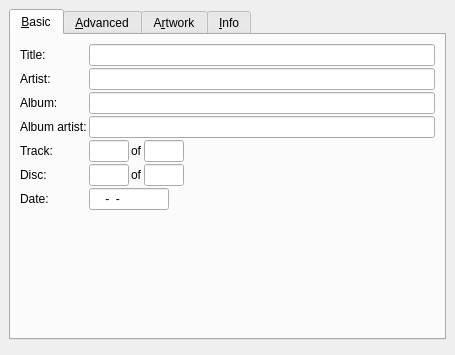
This is ui/tageditor.ui in metabrainz/picard as Qt 5 draws it before an edit. The edited form follows.
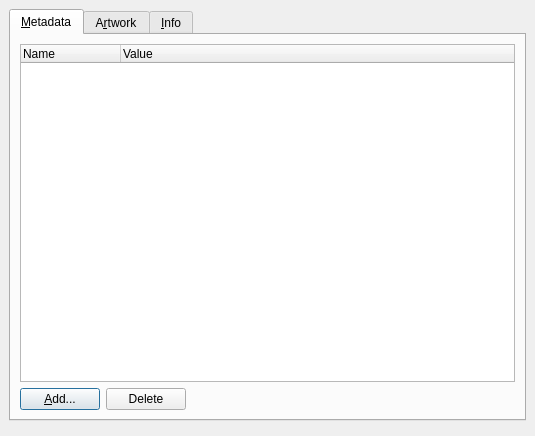
This is the edited form.

Commit message: * Removed "Basic" tab from the "Details" window, "Advanced" tab renamed to "Metadata".    * The tag editor can be used to edit multiple files. (#2893)

The edit to the form file:
```diff
--- a/ui/tageditor.ui
+++ b/ui/tageditor.ui
@@ -5,8 +5,8 @@
    <rect>
     <x>0</x>
     <y>0</y>
-    <width>455</width>
-    <height>355</height>
+    <width>535</width>
+    <height>436</height>
    </rect>
   </property>
   <layout class="QVBoxLayout" >
@@ -21,307 +21,9 @@
      <property name="currentIndex" >
       <number>0</number>
      </property>
-     <widget class="QWidget" name="tab" >
-      <attribute name="title" >
-       <string>&amp;Basic</string>
-      </attribute>
-      <layout class="QGridLayout" >
-       <property name="margin" >
-        <number>9</number>
-       </property>
-       <property name="spacing" >
-        <number>2</number>
-       </property>
-       <item row="7" column="0" colspan="2" >
-        <spacer>
-         <property name="orientation" >
-          <enum>Qt::Vertical</enum>
-         </property>
-         <property name="sizeHint" >
-          <size>
-           <width>20</width>
-           <height>40</height>
-          </size>
-         </property>
-        </spacer>
-       </item>
-       <item row="5" column="0" >
-        <widget class="QLabel" name="label_7" >
-         <property name="text" >
-          <string>Disc:</string>
-         </property>
-        </widget>
-       </item>
-       <item row="4" column="0" >
-        <widget class="QLabel" name="label_4" >
-         <property name="text" >
-          <string>Track:</string>
-         </property>
-        </widget>
-       </item>
-       <item row="3" column="1" >
-        <widget class="QLineEdit" name="albumartist" />
-       </item>
-       <item row="3" column="0" >
-        <widget class="QLabel" name="label_2" >
-         <property name="text" >
-          <string>Album artist:</string>
-         </property>
-        </widget>
-       </item>
-       <item row="1" column="0" >
-        <widget class="QLabel" name="label_3" >
-         <property name="text" >
-          <string>Artist:</string>
-         </property>
-        </widget>
-       </item>
-       <item row="0" column="1" >
-        <widget class="QLineEdit" name="title" />
-       </item>
-       <item row="1" column="1" >
-        <widget class="QLineEdit" name="artist" />
-       </item>
-       <item row="2" column="1" >
-        <widget class="QLineEdit" name="album" />
-       </item>
-       <item row="4" column="1" >
-        <layout class="QHBoxLayout" >
-         <property name="margin" >
-          <number>0</number>
-         </property>
-         <property name="spacing" >
-          <number>2</number>
-         </property>
-         <item>
-          <widget class="QLineEdit" name="tracknumber" >
-           <property name="sizePolicy" >
-            <sizepolicy>
-             <hsizetype>1</hsizetype>
-             <vsizetype>0</vsizetype>
-             <horstretch>0</horstretch>
-             <verstretch>0</verstretch>
-            </sizepolicy>
-           </property>
-           <property name="maximumSize" >
-            <size>
-             <width>40</width>
-             <height>16777215</height>
-            </size>
-           </property>
-           <property name="inputMask" >
-            <string>000; </string>
-           </property>
-          </widget>
-         </item>
-         <item>
-          <widget class="QLabel" name="label_5" >
-           <property name="sizePolicy" >
-            <sizepolicy>
-             <hsizetype>1</hsizetype>
-             <vsizetype>0</vsizetype>
-             <horstretch>0</horstretch>
-             <verstretch>0</verstretch>
-            </sizepolicy>
-           </property>
-           <property name="text" >
-            <string>of</string>
-           </property>
-          </widget>
-         </item>
-         <item>
-          <widget class="QLineEdit" name="totaltracks" >
-           <property name="sizePolicy" >
-            <sizepolicy>
-             <hsizetype>1</hsizetype>
-             <vsizetype>0</vsizetype>
-             <horstretch>0</horstretch>
-             <verstretch>0</verstretch>
-            </sizepolicy>
-           </property>
-           <property name="maximumSize" >
-            <size>
-             <width>40</width>
-             <height>16777215</height>
-            </size>
-           </property>
-           <property name="inputMask" >
-            <string>000; </string>
-           </property>
-          </widget>
-         </item>
-         <item>
-          <spacer>
-           <property name="orientation" >
-            <enum>Qt::Horizontal</enum>
-           </property>
-           <property name="sizeHint" >
-            <size>
-             <width>241</width>
-             <height>20</height>
-            </size>
-           </property>
-          </spacer>
-         </item>
-        </layout>
-       </item>
-       <item row="5" column="1" >
-        <layout class="QHBoxLayout" >
-         <property name="margin" >
-          <number>0</number>
-         </property>
-         <property name="spacing" >
-          <number>2</number>
-         </property>
-         <item>
-          <widget class="QLineEdit" name="discnumber" >
-           <property name="sizePolicy" >
-            <sizepolicy>
-             <hsizetype>1</hsizetype>
-             <vsizetype>0</vsizetype>
-             <horstretch>0</horstretch>
-             <verstretch>0</verstretch>
-            </sizepolicy>
-           </property>
-           <property name="maximumSize" >
-            <size>
-             <width>40</width>
-             <height>16777215</height>
-            </size>
-           </property>
-           <property name="baseSize" >
-            <size>
-             <width>50</width>
-             <height>0</height>
-            </size>
-           </property>
-           <property name="inputMask" >
-            <string>000; </string>
-           </property>
-          </widget>
-         </item>
-         <item>
-          <widget class="QLabel" name="label_6" >
-           <property name="text" >
-            <string>of</string>
-           </property>
-          </widget>
-         </item>
-         <item>
-          <widget class="QLineEdit" name="totaldiscs" >
-           <property name="sizePolicy" >
-            <sizepolicy>
-             <hsizetype>1</hsizetype>
-             <vsizetype>0</vsizetype>
-             <horstretch>0</horstretch>
-             <verstretch>0</verstretch>
-            </sizepolicy>
-           </property>
-           <property name="maximumSize" >
-            <size>
-             <width>40</width>
-             <height>16777215</height>
-            </size>
-           </property>
-           <property name="baseSize" >
-            <size>
-             <width>50</width>
-             <height>0</height>
-            </size>
-           </property>
-           <property name="inputMask" >
-            <string>000; </string>
-           </property>
-          </widget>
-         </item>
-         <item>
-          <spacer>
-           <property name="orientation" >
-            <enum>Qt::Horizontal</enum>
-           </property>
-           <property name="sizeType" >
-            <enum>QSizePolicy::Expanding</enum>
-           </property>
-           <property name="sizeHint" >
-            <size>
-             <width>241</width>
-             <height>20</height>
-            </size>
-           </property>
-          </spacer>
-         </item>
-        </layout>
-       </item>
-       <item row="6" column="1" >
-        <layout class="QHBoxLayout" >
-         <property name="margin" >
-          <number>0</number>
-         </property>
-         <property name="spacing" >
-          <number>2</number>
-         </property>
-         <item>
-          <widget class="QLineEdit" name="date" >
-           <property name="sizePolicy" >
-            <sizepolicy>
-             <hsizetype>1</hsizetype>
-             <vsizetype>0</vsizetype>
-             <horstretch>0</horstretch>
-             <verstretch>0</verstretch>
-            </sizepolicy>
-           </property>
-           <property name="maximumSize" >
-            <size>
-             <width>80</width>
-             <height>16777215</height>
-            </size>
-           </property>
-           <property name="inputMask" >
-            <string>0000-00-00; </string>
-           </property>
-          </widget>
-         </item>
-         <item>
-          <spacer>
-           <property name="orientation" >
-            <enum>Qt::Horizontal</enum>
-           </property>
-           <property name="sizeHint" >
-            <size>
-             <width>61</width>
-             <height>20</height>
-            </size>
-           </property>
-          </spacer>
-         </item>
-        </layout>
-       </item>
-       <item row="2" column="0" >
-        <widget class="QLabel" name="label_9" >
-         <property name="text" >
-          <string>Album:</string>
-         </property>
-        </widget>
-       </item>
-       <item row="6" column="0" >
-        <widget class="QLabel" name="label_8" >
-         <property name="text" >
-          <string>Date:</string>
-         </property>
-        </widget>
-       </item>
-       <item row="0" column="0" >
-        <widget class="QLabel" name="label" >
-         <property name="text" >
-          <string>Title:</string>
-         </property>
-        </widget>
-       </item>
-      </layout>
-     </widget>
      <widget class="QWidget" name="tab_4" >
       <attribute name="title" >
-       <string>&amp;Advanced</string>
+       <string>&amp;Metadata</string>
       </attribute>
       <layout class="QVBoxLayout" >
        <property name="margin" >
@@ -335,6 +37,16 @@
          <property name="rootIsDecorated" >
           <bool>false</bool>
          </property>
+         <column>
+          <property name="text" >
+           <string>Name</string>
+          </property>
+         </column>
+         <column>
+          <property name="text" >
+           <string>Value</string>
+          </property>
+         </column>
         </widget>
        </item>
        <item>
```
Left out of the diff: 9 changed lines with no effect on the pictures. The commit also changes 9 other files.
